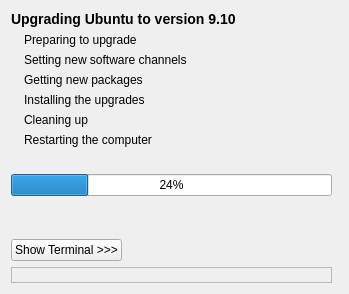
Qt form pkgs/update-manager/tags/update-manager-2:0.134.10-0guada1/DistUpgrade/window_main.ui (Https-github-com-sulaeman51/guadalinex-v7) before a commit.
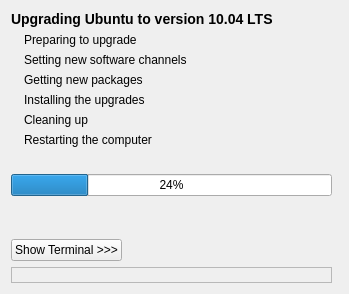
The same form after that commit.

Commit message: DistUpgrade/DistUpgrade.ui, DistUpgrade/window_main.ui: fix version number (thanks to davmor2)

What changed in the file:
```diff
--- a/pkgs/update-manager/tags/update-manager-2:0.134.10-0guada1/DistUpgrade/window_main.ui
+++ b/pkgs/update-manager/tags/update-manager-2:0.134.10-0guada1/DistUpgrade/window_main.ui
@@ -235,7 +235,7 @@
    <item row="0" column="0" colspan="4" >
     <widget class="QLabel" name="label_title" >
      <property name="text" >
-      <string>&lt;b>&lt;big>Upgrading Ubuntu to version 9.10&lt;/big>&lt;/b></string>
+      <string>&lt;b>&lt;big>Upgrading Ubuntu to version 10.04 LTS&lt;/big>&lt;/b></string>
      </property>
      <property name="wordWrap" >
       <bool>false</bool>
```
The commit also changes 2 other files.
